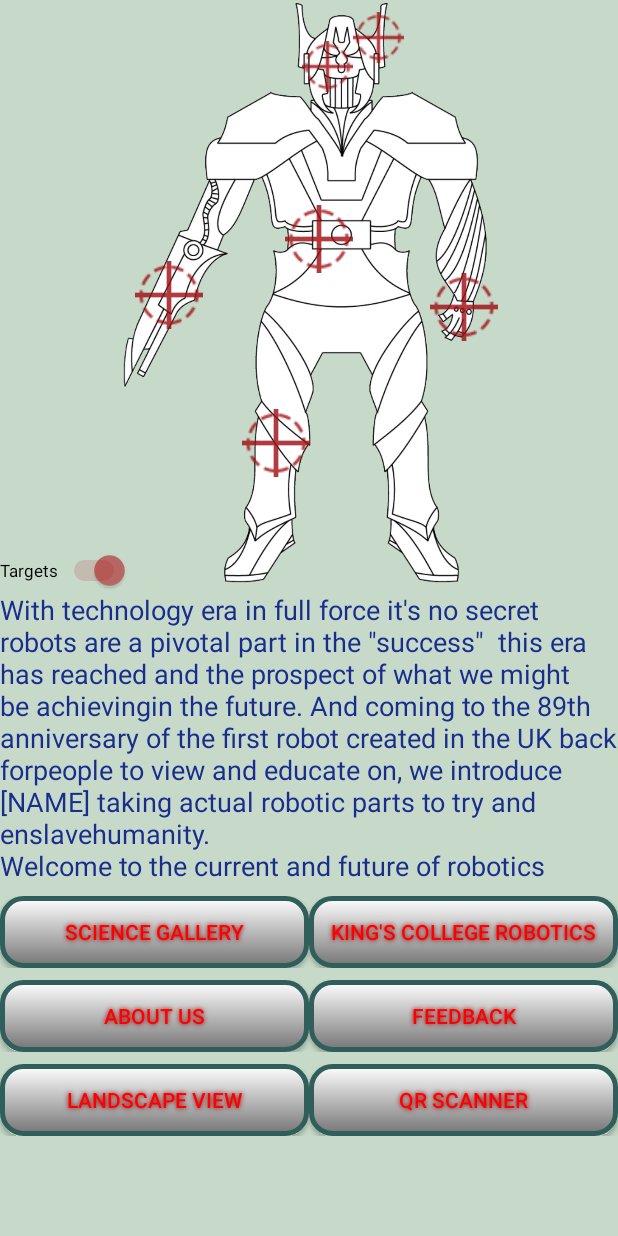
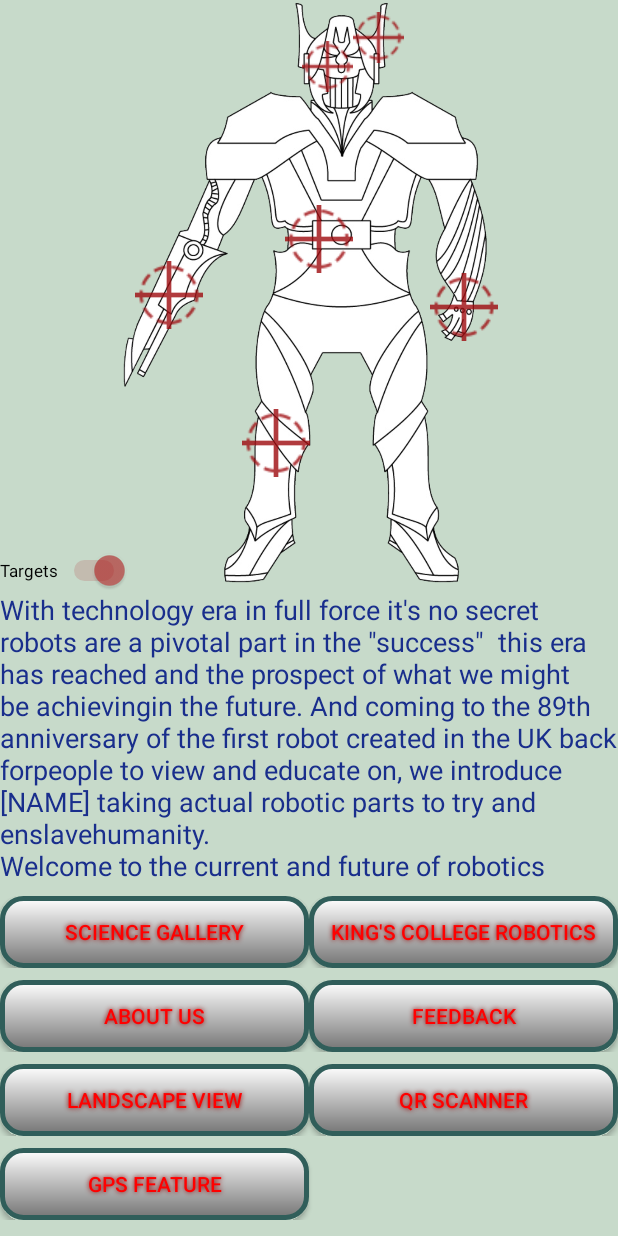
Before and after one commit to maheshuk31/KillerRobotApplication, an Android app: the screen it shows after launch (MainActivity), on a phone screen of 412 x 824 dp. Run offline under Robolectric (Android 15) with nearby library versions, the phone set to English and light mode, and no system bars; libraries missing offline, so code that uses them is left out: com.google.zxing.integration.

Commit message:
Added a working GPS current location worker, now need to implement IF statements to check to see if the current location is matching the location of a set GPS to change activity.

```diff
--- a/app/src/main/AndroidManifest.xml
+++ b/app/src/main/AndroidManifest.xml
@@ -3,6 +3,8 @@
     package="com.example.maheshuk31.killerrobotapplication">
 
     <uses-permission android:name="android.permission.INTERNET" />
+    <uses-permission android:name="android.permission.ACCESS_FINE_LOCATION" />
+    <uses-permission android:name="android.permission.ACCESS_COARSE_LOCATION" />
 
     <application
         android:allowBackup="true"
@@ -55,6 +57,10 @@
         <activity
             android:name=".HandActivity"
             android:label="@string/title_activity_hand"
+            android:theme="@style/AppTheme.NoActionBar" />
+        <activity
+            android:name=".GPSActivity"
+            android:label="@string/title_activity_gps"
             android:theme="@style/AppTheme.NoActionBar"></activity>
     </application>
 
--- a/app/src/main/java/com/example/maheshuk31/killerrobotapplication/MainActivity.java
+++ b/app/src/main/java/com/example/maheshuk31/killerrobotapplication/MainActivity.java
@@ -35,7 +35,7 @@ public class MainActivity extends AppCompatActivity {
     private ImageView imgRobot;
     private Switch switchTarget;
     private TextView txtIntroduction;
-    private Button btnFeedback, btnAboutUs, btnScienceGallery, btnKingsRobotics, btnQRScanner;
+    private Button btnFeedback, btnAboutUs, btnScienceGallery, btnKingsRobotics, btnQRScanner, btnGPS;
     private ImageButton imgBtnAntenna, imgBtnScanner, imgBtnPowerCore, imgBtnLaser, imgBtnLeg, imgBtnHand;
 
     @Override
@@ -161,6 +161,15 @@ public class MainActivity extends AppCompatActivity {
             }
         });
 
+        btnGPS = (Button) findViewById(R.id.btnGPS);
+        btnGPS.setOnClickListener(new View.OnClickListener() {
+            @Override
+            public void onClick(View v) {
+                Intent intent = new Intent(MainActivity.this, GPSActivity.class);
+                startActivity(intent);
+            }
+        });
+
         switchTarget = (Switch) findViewById(R.id.switchTargets);
         switchTarget.setOnCheckedChangeListener(new CompoundButton.OnCheckedChangeListener() {
             @Override
--- a/app/src/main/res/layout/content_main.xml
+++ b/app/src/main/res/layout/content_main.xml
@@ -238,11 +238,29 @@
                         android:textColor="#FF0000" />
                 </TableRow>
 
+                <TableRow
+                    android:layout_width="match_parent"
+                    android:layout_height="match_parent"
+                    android:paddingTop="8dp"
+                    android:weightSum="1">
+
+                    <Button
+                        android:id="@+id/btnGPS"
+                        android:layout_width="0dp"
+                        android:layout_height="wrap_content"
+                        android:layout_weight="0.5"
+                        android:background="@drawable/btn_shape_normal"
+                        android:shadowColor="#8F0000"
+                        android:shadowDx="0"
+                        android:shadowDy="0"
+                        android:shadowRadius="4"
+                        android:text="GPS Feature"
+                        android:textColor="#FF0000" />
+
+                </TableRow>
+
             </TableLayout>
 
         </LinearLayout>
-
     </RelativeLayout>
-
-
 </ScrollView>
--- a/app/src/main/res/values/strings.xml
+++ b/app/src/main/res/values/strings.xml
@@ -10,4 +10,5 @@
     <string name="title_activity_laser">LaserActivity</string>
     <string name="title_activity_leg">LegActivity</string>
     <string name="title_activity_hand">HandActivity</string>
+    <string name="title_activity_gps">GPSActivity</string>
 </resources>
```
Also changed, not shown: app/build.gradle (+4 -3 lines), app/src/main/java/com/example/maheshuk31/killerrobotapplication/GPSActivity.java (added, +143 -0 lines), app/src/main/res/layout/activity_gps.xml (added, +19 -0 lines), app/src/main/res/layout/content_gps.xml (added, +40 -0 lines).
